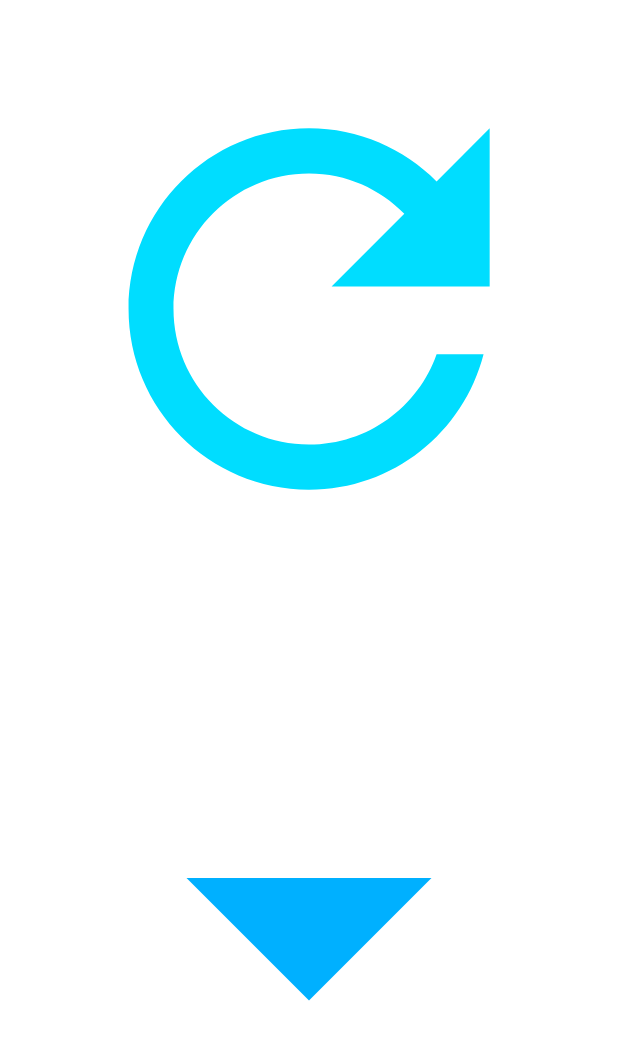
After one commit to AlinaStepanova/BrickGame, an Android app: the layout side_controls.xml on its own in the app's theme, with its tools: preview values and no code run, on a phone screen of 412 x 824 dp. The commit adds this screen. Shown: the top 1040 px of the screen. Run offline under Robolectric (Android 15) with nearby library versions, the phone set to English and light mode, and no system bars.

Commit message:
updated ui

```diff
--- a/app/src/main/java/com/example/alina/tetris/activities/MainActivity.java
+++ b/app/src/main/java/com/example/alina/tetris/activities/MainActivity.java
@@ -7,13 +7,13 @@ import com.example.alina.tetris.Controller;
 import com.example.alina.tetris.views.PlayingArea;
 import com.example.alina.tetris.R;
 import com.example.alina.tetris.views.ScoreArea;
-import com.example.alina.tetris.listeners.OnControllerListener;
+import com.example.alina.tetris.listeners.OnPlayingAreaClick;
 
 import butterknife.BindView;
 import butterknife.ButterKnife;
 
 
-public class MainActivity extends AppCompatActivity implements OnControllerListener {
+public class MainActivity extends AppCompatActivity implements OnPlayingAreaClick {
 
     @BindView(R.id.pole)
     PlayingArea playingArea;
@@ -30,7 +30,7 @@ public class MainActivity extends AppCompatActivity implements OnControllerListe
         setContentView(R.layout.activity_main);
         ButterKnife.bind(this);
         playingArea.setScoreArea(scoreArea);
-        controller.setOnControllerListener(this);
+        controller.setOnPlayingAreaClick(this);
         playingArea.createFigureWithDelay();
     }
 
--- a/app/src/main/java/com/example/alina/tetris/listeners/OnControllerListener.java
+++ b/app/src/main/java/com/example/alina/tetris/listeners/OnPlayingAreaClick.java
@@ -4,7 +4,7 @@ package com.example.alina.tetris.listeners;
  * Created by Alina on 18.03.2017.
  */
 
-public interface OnControllerListener {
+public interface OnPlayingAreaClick {
 
     void onRightButtonClick();
 
--- /dev/null
+++ b/app/src/main/res/layout/side_controls.xml
@@ -0,0 +1,21 @@
+<?xml version="1.0" encoding="utf-8"?>
+<LinearLayout
+    xmlns:android="http://schemas.android.com/apk/res/android"
+    android:id="@+id/llSideControls"
+    android:orientation="vertical"
+    android:layout_width="match_parent"
+    android:layout_height="match_parent">
+
+    <ImageView
+        android:id="@+id/ivRotate"
+        android:padding="25dp"
+        android:src="@drawable/ic_rotate"
+        style="@style/ImageViewStyle"/>
+
+    <ImageView
+        android:id="@+id/ivMoveDown"
+        android:src="@drawable/ic_down"
+        android:padding="10dp"
+        style="@style/ImageViewStyle"/>
+
+</LinearLayout>
--- a/app/src/main/res/values/styles.xml
+++ b/app/src/main/res/values/styles.xml
@@ -1,7 +1,7 @@
 <resources>
 
     <!-- Base application theme. -->
-    <style name="AppTheme" parent="Theme.AppCompat.Light.DarkActionBar">
+    <style name="AppTheme" parent="Theme.AppCompat.Light.NoActionBar">
         <!-- Customize your theme here. -->
         <item name="colorPrimary">@color/colorPrimary</item>
         <item name="colorPrimaryDark">@color/colorPrimaryDark</item>
```
Also changed, not shown: app/src/main/java/com/example/alina/tetris/Controller.java (+9 -13 lines), app/src/main/res/layout/left_right_controls.xml (renamed from app/src/main/res/layout/controller.xml).
